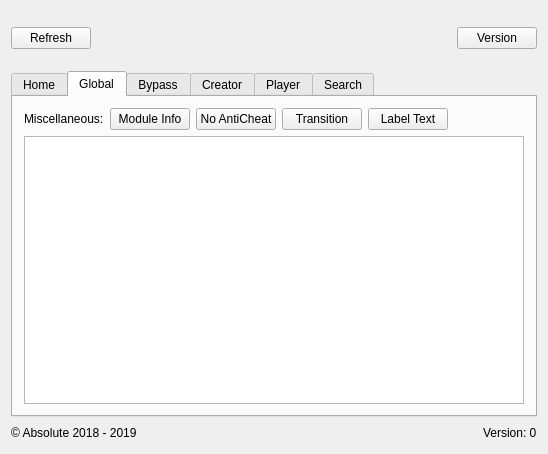
Above: MegaHack/mainwindow.ui from Xpl0itU/Mega-Hack-v5 before the change. Below: the same form after it.
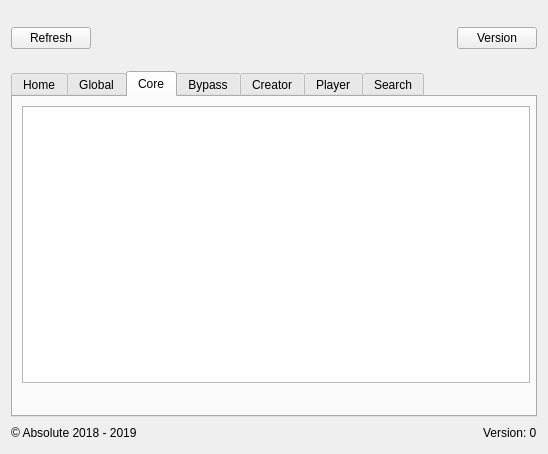
That is the form after the change. Icons and pictures are not drawn.

Commit message: Add core tab

```diff
--- a/MegaHack/mainwindow.ui
+++ b/MegaHack/mainwindow.ui
@@ -89,7 +89,7 @@
        </size>
       </property>
       <property name="currentIndex">
-       <number>1</number>
+       <number>2</number>
       </property>
       <widget class="QWidget" name="otherTab">
        <attribute name="title">
@@ -182,6 +182,21 @@
         </item>
        </layout>
       </widget>
+      <widget class="QWidget" name="coreTab">
+       <attribute name="title">
+        <string>Core</string>
+       </attribute>
+       <widget class="QListWidget" name="coreListWidget">
+        <property name="geometry">
+         <rect>
+          <x>9</x>
+          <y>9</y>
+          <width>508</width>
+          <height>277</height>
+         </rect>
+        </property>
+       </widget>
+      </widget>
       <widget class="QWidget" name="bypassTab">
        <attribute name="title">
         <string>Bypass</string>
```
The commit also changes 7 other files.
